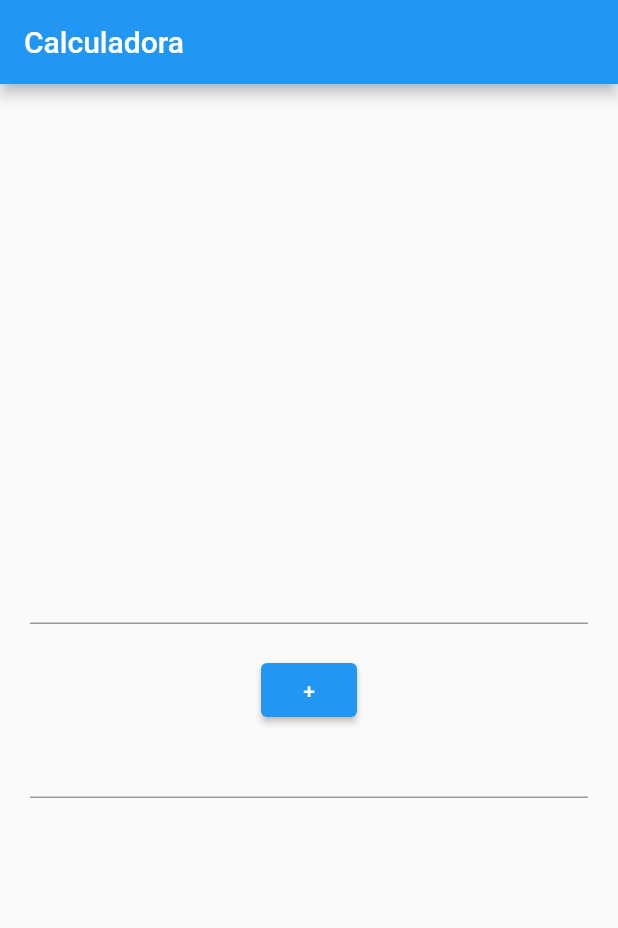
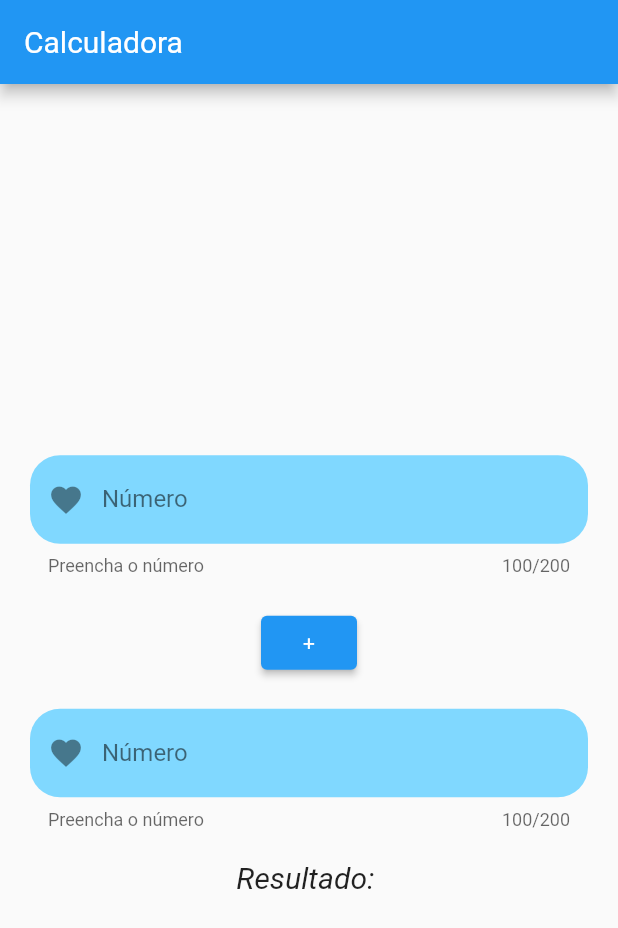
Before and after one commit to Kappyh/flutter-1-igti, a Flutter app: the screen it shows after launch, on a phone screen of 412 x 824 dp. Shown: the top 928 px of the screen. Run offline on Flutter 3.47's test engine with Material 2 defaults, Android fonts, the phone set to English and light mode, and no system bars; our stand-ins replace google_fonts; Roboto replaces fonts that are missing (Adamina).

Commit message:
Finished
- New fonts
- Font package dependencie
- Stateful class
- Style for the widgets

```diff
--- a/lib/main.dart
+++ b/lib/main.dart
@@ -1,4 +1,5 @@
 import 'package:flutter/material.dart';
+import 'package:google_fonts/google_fonts.dart';
 
 void main() {
   runApp(MyCalculator());
@@ -7,12 +8,10 @@ void main() {
 class MyCalculator extends StatelessWidget {
   MyCalculator({Key? key}) : super(key: key);
 
-  final TextEditingController _controle1 = TextEditingController();
-  final TextEditingController _controle2 = TextEditingController();
-
   @override
   Widget build(BuildContext context) {
     return MaterialApp(
+      debugShowCheckedModeBanner: false,
       theme: ThemeData(
         brightness: Brightness.light,
         primaryColor: Colors.blueAccent,
@@ -22,33 +21,121 @@ class MyCalculator extends StatelessWidget {
           title: const Text('Calculadora'),
         ),
         body: Center(
-          child: Column(
+          child: Calculadora(),
+        ),
+      ),
+    );
+  }
+}
+
+class Calculadora extends StatefulWidget {
+  @override
+  _CalculadoraState createState() {
+    return _CalculadoraState();
+  }
+}
+
+class _CalculadoraState extends State<Calculadora> {
+  final TextEditingController _controle1 = TextEditingController();
+  final TextEditingController _controle2 = TextEditingController();
+
+  int? result;
+
+  Widget build(BuildContext context) {
+    return Column(
       mainAxisSize: MainAxisSize.min,
       children: [
         Padding(
           padding: const EdgeInsets.all(20.0),
           child: TextField(
+            decoration: InputDecoration(
+              filled: true,
+              enabled: true,
+              fillColor: Colors.lightBlueAccent.shade100,
+              labelText: 'Número',
+              prefixIcon: Icon(Icons.favorite),
+              labelStyle: TextStyle(color: Colors.black54),
+              hintTextDirection: TextDirection.ltr,
+              hintText: 'Dica de texto',
+              helperText: 'Preencha o número',
+              counterText: '100/200',
+              border: OutlineInputBorder(
+                borderRadius: BorderRadius.circular(20),
+                borderSide: BorderSide.none,
+              ),
+            ),
             controller: _controle1,
             keyboardType: TextInputType.number,
           ),
         ),
         ElevatedButton(
           onPressed: () {
-                  print('valor 1: ${_controle1.text} e valor 2: ${_controle2.text}');
+            int numb1 = int.parse(_controle1.text);
+            int numb2 = int.parse(_controle2.text);
+
+            setState(() {
+              result = numb1 + numb2;
+            });
+
+            print(result);
           },
           child: const Text('+'),
         ),
         Padding(
-                padding: const EdgeInsets.only(left: 20.0, right: 20.0),
+          padding: const EdgeInsets.all(20.0),
           child: TextField(
+            decoration: InputDecoration(
+              filled: true,
+              enabled: true,
+              fillColor: Colors.lightBlueAccent.shade100,
+              labelText: 'Número',
+              prefixIcon: Icon(Icons.favorite),
+              labelStyle: TextStyle(color: Colors.black54),
+              hintTextDirection: TextDirection.ltr,
+              hintText: 'Dica de texto',
+              helperText: 'Preencha o número',
+              counterText: '100/200',
+              border: OutlineInputBorder(
+                borderRadius: BorderRadius.circular(20),
+                borderSide: BorderSide.none,
+              ),
+            ),
             controller: _controle2,
             keyboardType: TextInputType.number,
           ),
         ),
+/*        Text(
+            'Resultado: ${result ?? ''}',
+          style: TextStyle(
+            fontSize: 26,
+            fontWeight: FontWeight.bold,
+            fontStyle: FontStyle.italic,
+            letterSpacing: 6.0,
+            decoration: TextDecoration.underline,
+            decorationStyle: TextDecorationStyle.wavy,
+            decorationColor: Colors.lightBlueAccent,
+            decorationThickness: 3,
+          ),
+        )*/
+        Text.rich(TextSpan(
+          text: 'Resultado: ',
+          style: GoogleFonts.adamina(
+            fontSize: 20,
+            fontStyle: FontStyle.italic,
+          ),
+          children: [
+            TextSpan(
+              text: '${result ?? ''}',
+              style: TextStyle(
+                  fontFamily: 'Silkscreen',
+                  fontSize: 26,
+                  fontStyle: FontStyle.italic,
+                  letterSpacing: 6.0,
+                  color: Colors.amber),
+            )
           ],
-          ),
-        ),
-      ),
+        ))
+      ],
     );
   }
 }
```
Also changed, not shown: pubspec.yaml (+15 -6 lines), assets/fonts/Roboto-Black.ttf (added), assets/fonts/Roboto-BlackItalic.ttf (added), assets/fonts/Roboto-Bold.ttf (added), assets/fonts/Roboto-BoldItalic.ttf (added), assets/fonts/Roboto-Italic.ttf (added), assets/fonts/Roboto-Light.ttf (added), assets/fonts/Roboto-LightItalic.ttf (added), assets/fonts/Roboto-Medium.ttf (added), assets/fonts/Roboto-MediumItalic.ttf (added), assets/fonts/Roboto-Regular.ttf (added), assets/fonts/Roboto-Thin.ttf (added), assets/fonts/Roboto-ThinItalic.ttf (added), assets/fonts/Silkscreen-Bold.ttf (added), 2 more files, 3 other files. Lines whose indentation alone changed are shown as unchanged.
